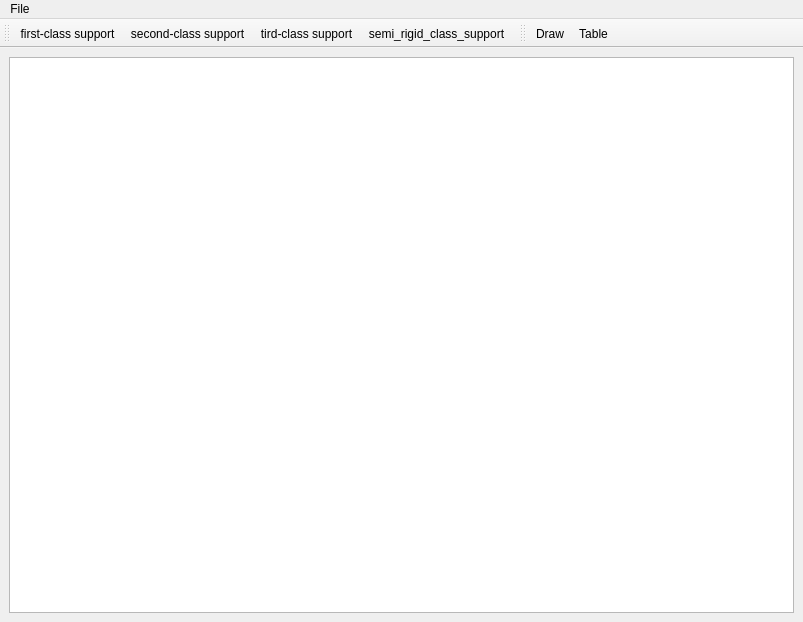
Qt form src/UVATool_UI/form_uvatool.ui (arthurbg951/UVATool) before a commit.
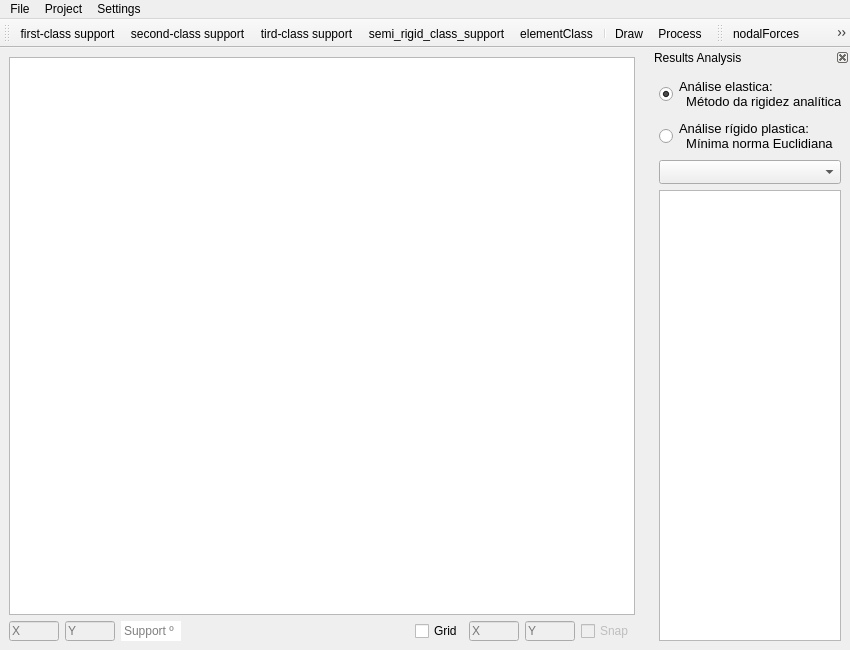
The same form after that commit. Icons and pictures are not drawn.

Patch:
```diff
--- a/src/UVATool_UI/form_uvatool.ui
+++ b/src/UVATool_UI/form_uvatool.ui
@@ -6,8 +6,8 @@
    <rect>
     <x>0</x>
     <y>0</y>
-    <width>803</width>
-    <height>622</height>
+    <width>850</width>
+    <height>650</height>
    </rect>
   </property>
   <property name="windowTitle">
@@ -20,14 +20,141 @@
   <widget class="QWidget" name="centralwidget">
    <layout class="QGridLayout" name="gridLayout">
     <item row="0" column="0">
-     <widget class="QGraphicsView" name="graphicsView">
-      <property name="minimumSize">
-       <size>
-        <width>581</width>
-        <height>511</height>
-       </size>
-      </property>
-     </widget>
+     <layout class="QVBoxLayout" name="verticalLayout">
+      <item>
+       <widget class="QGraphicsView" name="graphicsViewCanvas">
+        <property name="minimumSize">
+         <size>
+          <width>581</width>
+          <height>511</height>
+         </size>
+        </property>
+       </widget>
+      </item>
+      <item>
+       <layout class="QHBoxLayout" name="horizontalLayout">
+        <item>
+         <widget class="QLineEdit" name="lineEditXCanvas">
+          <property name="enabled">
+           <bool>false</bool>
+          </property>
+          <property name="maximumSize">
+           <size>
+            <width>50</width>
+            <height>20</height>
+           </size>
+          </property>
+          <property name="placeholderText">
+           <string>X</string>
+          </property>
+         </widget>
+        </item>
+        <item>
+         <widget class="QLineEdit" name="lineEditYCanvas">
+          <property name="enabled">
+           <bool>false</bool>
+          </property>
+          <property name="maximumSize">
+           <size>
+            <width>50</width>
+            <height>20</height>
+           </size>
+          </property>
+          <property name="placeholderText">
+           <string>Y</string>
+          </property>
+         </widget>
+        </item>
+        <item>
+         <widget class="QLineEdit" name="lineEditSuportAngulation">
+          <property name="minimumSize">
+           <size>
+            <width>60</width>
+            <height>20</height>
+           </size>
+          </property>
+          <property name="maximumSize">
+           <size>
+            <width>60</width>
+            <height>20</height>
+           </size>
+          </property>
+          <property name="styleSheet">
+           <string notr="true">QLineEdit {
+	border-color:black;
+    border-top: 4px;
+}</string>
+          </property>
+          <property name="placeholderText">
+           <string>Support º</string>
+          </property>
+         </widget>
+        </item>
+        <item>
+         <spacer name="horizontalSpacer">
+          <property name="orientation">
+           <enum>Qt::Horizontal</enum>
+          </property>
+          <property name="sizeHint" stdset="0">
+           <size>
+            <width>40</width>
+            <height>20</height>
+           </size>
+          </property>
+         </spacer>
+        </item>
+        <item>
+         <widget class="QCheckBox" name="checkBoxGrid">
+          <property name="text">
+           <string>Grid</string>
+          </property>
+         </widget>
+        </item>
+        <item>
+         <widget class="QLineEdit" name="lineEditXGrid">
+          <property name="enabled">
+           <bool>false</bool>
+          </property>
+          <property name="maximumSize">
+           <size>
+            <width>50</width>
+            <height>20</height>
+           </size>
+          </property>
+          <property name="placeholderText">
+           <string>X</string>
+          </property>
+         </widget>
+        </item>
+        <item>
+         <widget class="QLineEdit" name="lineEditYGrid">
+          <property name="enabled">
+           <bool>false</bool>
+          </property>
+          <property name="maximumSize">
+           <size>
+            <width>50</width>
+            <height>20</height>
+           </size>
+          </property>
+          <property name="placeholderText">
+           <string>Y</string>
+          </property>
+         </widget>
+        </item>
+        <item>
+         <widget class="QCheckBox" name="checkBoxGridSnap">
+          <property name="enabled">
+           <bool>false</bool>
+          </property>
+          <property name="text">
+           <string>Snap</string>
+          </property>
+         </widget>
+        </item>
+       </layout>
+      </item>
+     </layout>
     </item>
    </layout>
   </widget>
@@ -36,7 +163,7 @@
     <rect>
      <x>0</x>
      <y>0</y>
-     <width>803</width>
+     <width>850</width>
      <height>21</height>
     </rect>
    </property>
@@ -47,15 +174,29 @@
     <addaction name="actionNew"/>
     <addaction name="actionOpen"/>
     <addaction name="actionSave"/>
-    <addaction name="actionSave_as"/>
     <addaction name="separator"/>
     <addaction name="actionExport"/>
     <addaction name="separator"/>
     <addaction name="actionExt"/>
    </widget>
+   <widget class="QMenu" name="menuProject">
+    <property name="title">
+     <string>Project</string>
+    </property>
+    <addaction name="actionDefaults"/>
+    <addaction name="separator"/>
+   </widget>
+   <widget class="QMenu" name="menuSettings">
+    <property name="title">
+     <string>Settings</string>
+    </property>
+    <addaction name="actionOptions"/>
+   </widget>
    <addaction name="menuFile"/>
+   <addaction name="menuProject"/>
+   <addaction name="menuSettings"/>
   </widget>
-  <widget class="QToolBar" name="toolBar">
+  <widget class="QToolBar" name="toolBarDraw">
    <property name="minimumSize">
     <size>
      <width>0</width>
@@ -84,49 +225,172 @@
     <bool>false</bool>
    </attribute>
    <addaction name="first_class_support"/>
-   <addaction name="second_class_support_2"/>
-   <addaction name="tird_class_support_3"/>
+   <addaction name="second_class_support"/>
+   <addaction name="tird_class_support"/>
    <addaction name="semi_rigid_class_support"/>
-  </widget>
-  <widget class="QToolBar" name="toolBar_2">
-   <property name="windowTitle">
-    <string>Draw</string>
-   </property>
-   <attribute name="toolBarArea">
-    <enum>TopToolBarArea</enum>
-   </attribute>
-   <attribute name="toolBarBreak">
-    <bool>false</bool>
-   </attribute>
+   <addaction name="elementClass"/>
+   <addaction name="separator"/>
    <addaction name="actionDraw"/>
-   <addaction name="actionTable"/>
+   <addaction name="actionProcess"/>
+  </widget>
+  <widget class="QDockWidget" name="dockWidgetResults">
+   <property name="minimumSize">
+    <size>
+     <width>200</width>
+     <height>253</height>
+    </size>
+   </property>
+   <property name="maximumSize">
+    <size>
+     <width>200</width>
+     <height>524287</height>
+    </size>
+   </property>
+   <property name="toolTip">
+    <string>Results</string>
+   </property>
+   <property name="statusTip">
+    <string>Results</string>
+   </property>
+   <property name="accessibleName">
+    <string/>
+   </property>
+   <property name="accessibleDescription">
+    <string>Results</string>
+   </property>
+   <property name="styleSheet">
+    <string notr="true">QDockWidget{
+border:0px;
+}</string>
+   </property>
+   <property name="floating">
+    <bool>false</bool>
+   </property>
+   <property name="features">
+    <set>QDockWidget::DockWidgetClosable|QDockWidget::DockWidgetMovable</set>
+   </property>
+   <property name="windowTitle">
+    <string>Results Analysis</string>
+   </property>
+   <attribute name="dockWidgetArea">
+    <number>2</number>
+   </attribute>
+   <widget class="QWidget" name="dockWidgetContentsResults">
+    <layout class="QVBoxLayout" name="verticalLayout_2">
+     <item>
+      <widget class="QRadioButton" name="radioButton">
+       <property name="font">
+        <font>
+         <pointsize>10</pointsize>
+        </font>
+       </property>
+       <property name="text">
+        <string>Análise elastica:
+  Método da rigidez analítica</string>
+       </property>
+       <property name="checked">
+        <bool>true</bool>
+       </property>
+      </widget>
+     </item>
+     <item>
+      <widget class="QRadioButton" name="radioButton_2">
+       <property name="font">
+        <font>
+         <pointsize>10</pointsize>
+        </font>
+       </property>
+       <property name="text">
+        <string>Análise rígido plastica:
+  Mínima norma Euclidiana</string>
+       </property>
+      </widget>
+     </item>
+     <item>
+      <widget class="QComboBox" name="comboBoxResultOptions">
+       <property name="minimumSize">
+        <size>
+         <width>0</width>
+         <height>24</height>
+        </size>
+       </property>
+       <property name="editable">
+        <bool>false</bool>
+       </property>
+      </widget>
+     </item>
+     <item>
+      <widget class="QListWidget" name="listWidgetResults">
+       <property name="viewMode">
+        <enum>QListView::ListMode</enum>
+       </property>
+      </widget>
+     </item>
+    </layout>
+   </widget>
+  </widget>
+  <widget class="QToolBar" name="toolBarLoadings">
+   <property name="windowTitle">
+    <string>toolBar</string>
+   </property>
+   <property name="iconSize">
+    <size>
+     <width>32</width>
+     <height>32</height>
+    </size>
+   </property>
+   <attribute name="toolBarArea">
+    <enum>TopToolBarArea</enum>
+   </attribute>
+   <attribute name="toolBarBreak">
+    <bool>false</bool>
+   </attribute>
+   <addaction name="nodalForces"/>
+   <addaction name="nodalMoments"/>
+   <addaction name="uniformLoads"/>
+   <addaction name="linearLoads"/>
   </widget>
   <action name="actionNew">
+   <property name="icon">
+    <iconset>
+     <normaloff>icons/new_file.png</normaloff>icons/new_file.png</iconset>
+   </property>
    <property name="text">
     <string>New...</string>
    </property>
   </action>
   <action name="actionOpen">
+   <property name="icon">
+    <iconset>
+     <normaloff>icons/open.png</normaloff>icons/open.png</iconset>
+   </property>
    <property name="text">
     <string>Open...</string>
    </property>
   </action>
   <action name="actionSave">
+   <property name="icon">
+    <iconset>
+     <normaloff>icons/save.png</normaloff>icons/save.png</iconset>
+   </property>
    <property name="text">
     <string>Save</string>
    </property>
   </action>
-  <action name="actionSave_as">
-   <property name="text">
-    <string>Save as...</string>
-   </property>
-  </action>
   <action name="actionExport">
+   <property name="icon">
+    <iconset>
+     <normaloff>icons/export.png</normaloff>icons/export.png</iconset>
+   </property>
    <property name="text">
     <string>Export</string>
    </property>
   </action>
   <action name="actionExt">
+   <property name="icon">
+    <iconset>
+     <normaloff>icons/exit.png</normaloff>icons/exit.png</iconset>
+   </property>
    <property name="text">
     <string>Exit</string>
    </property>
@@ -146,7 +410,7 @@
     <string>First-class support for drawing</string>
    </property>
   </action>
-  <action name="second_class_support_2">
+  <action name="second_class_support">
    <property name="checkable">
     <bool>true</bool>
    </property>
@@ -161,7 +425,7 @@
     <string>Second-class support for drawing</string>
    </property>
   </action>
-  <action name="tird_class_support_3">
+  <action name="tird_class_support">
    <property name="checkable">
     <bool>true</bool>
    </property>
@@ -203,16 +467,101 @@
     <string>Draw on Canvas</string>
    </property>
   </action>
-  <action name="actionTable">
+  <action name="actionDefaults">
+   <property name="text">
+    <string>Defaults</string>
+   </property>
+  </action>
+  <action name="elementClass">
+   <property name="checkable">
+    <bool>true</bool>
+   </property>
    <property name="icon">
     <iconset>
-     <normaloff>icons/table.png</normaloff>icons/table.png</iconset>
+     <normaloff>icons/element.png</normaloff>icons/element.png</iconset>
    </property>
    <property name="text">
-    <string>Table</string>
+    <string>elementClass</string>
    </property>
    <property name="toolTip">
-    <string>View Table</string>
+    <string>Element</string>
+   </property>
+  </action>
+  <action name="actionOptions">
+   <property name="text">
+    <string>Options</string>
+   </property>
+  </action>
+  <action name="nodalForces">
+   <property name="checkable">
+    <bool>true</bool>
+   </property>
+   <property name="icon">
+    <iconset>
+     <normaloff>icons/vertical_force.png</normaloff>icons/vertical_force.png</iconset>
+   </property>
+   <property name="text">
+    <string>nodalForces</string>
+   </property>
+   <property name="toolTip">
+    <string>Vertical Force</string>
+   </property>
+  </action>
+  <action name="nodalMoments">
+   <property name="checkable">
+    <bool>true</bool>
+   </property>
+   <property name="icon">
+    <iconset>
+     <normaloff>icons/nodal_moments.png</normaloff>icons/nodal_moments.png</iconset>
+   </property>
+   <property name="text">
+    <string>nodalMoments</string>
+   </property>
+   <property name="toolTip">
+    <string>Nodal Moments</string>
+   </property>
+  </action>
+  <action name="uniformLoads">
+   <property name="checkable">
+    <bool>true</bool>
+   </property>
+   <property name="icon">
+    <iconset>
+     <normaloff>icons/uniform_loads.png</normaloff>icons/uniform_loads.png</iconset>
+   </property>
+   <property name="text">
+    <string>uniformLoads</string>
+   </property>
+   <property name="toolTip">
+    <string>Uniform Loads</string>
+   </property>
+  </action>
+  <action name="linearLoads">
+   <property name="checkable">
+    <bool>true</bool>
+   </property>
+   <property name="icon">
+    <iconset>
+     <normaloff>icons/linear_loads.png</normaloff>icons/linear_loads.png</iconset>
+   </property>
+   <property name="text">
+    <string>linearLoads</string>
+   </property>
+   <property name="toolTip">
+    <string>Linear Loads</string>
+   </property>
+  </action>
+  <action name="actionProcess">
+   <property name="icon">
+    <iconset>
+     <normaloff>icons/process.png</normaloff>icons/process.png</iconset>
+   </property>
+   <property name="text">
+    <string>Process</string>
+   </property>
+   <property name="toolTip">
+    <string>Process Calculations</string>
    </property>
   </action>
  </widget>
```
